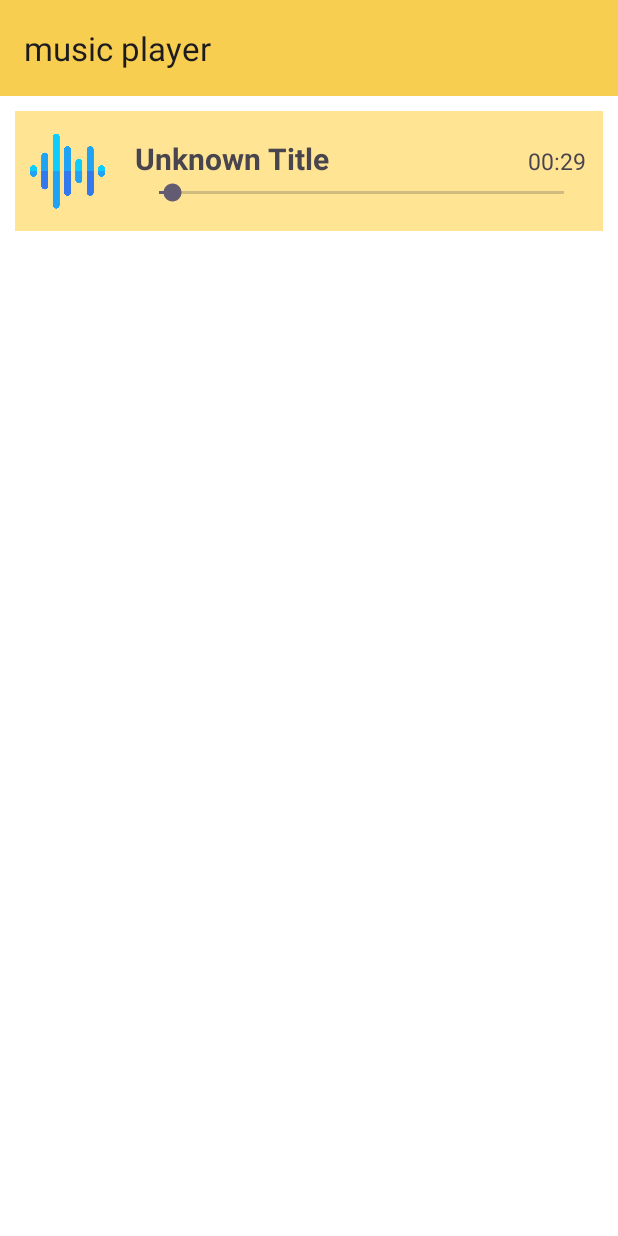
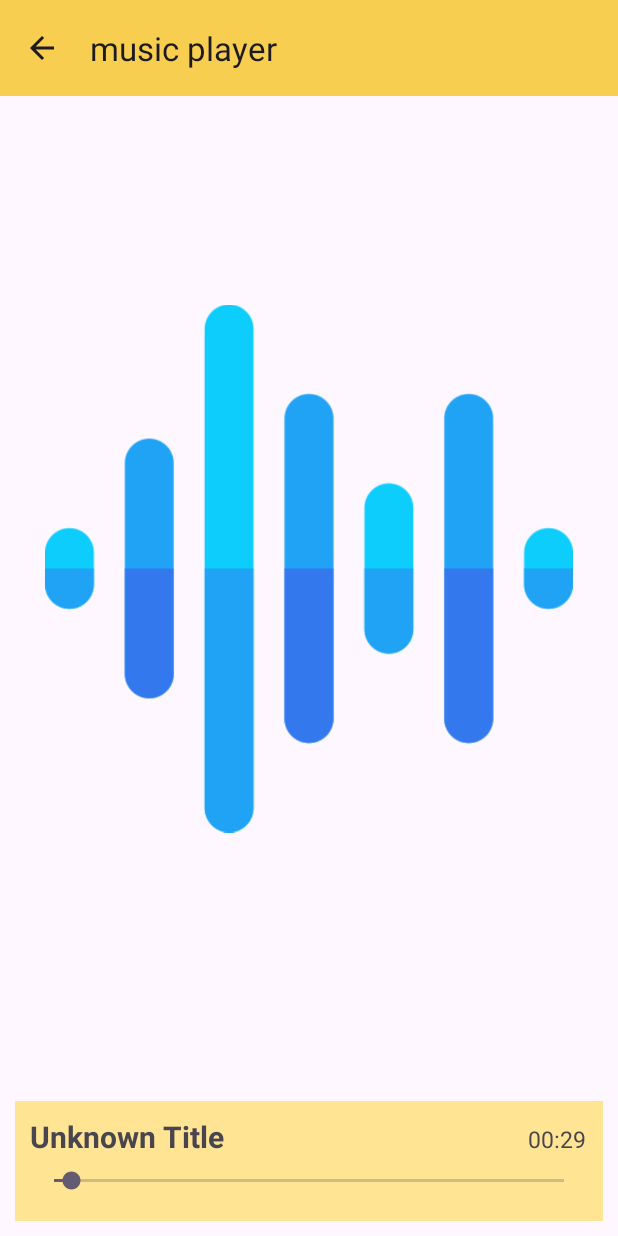
Before and after one commit to nahyeonKim0209/androidProgramming, an Android app: the screen it shows after launch (MainActivity before the commit, PlayerActivity after it), after a tap on "Unknown Title", on a phone screen of 412 x 824 dp. Run offline under Robolectric (Android 15) with nearby library versions, the phone set to English and light mode, and no system bars.

Commit message:
[2Week]: New page music player 뮤직 플레이어 업데이트. 페이지 전환 추가

```diff
--- a/app/src/main/java/com/example/musicplayer/MainActivity.kt
+++ b/app/src/main/java/com/example/musicplayer/MainActivity.kt
@@ -1,5 +1,6 @@
 package com.example.musicplayer
 
+import android.content.Intent
 import android.media.MediaMetadataRetriever
 import android.media.MediaPlayer
 import android.net.Uri
@@ -24,6 +25,7 @@ class MainActivity : AppCompatActivity() {
         super.onCreate(savedInstanceState)
         setContentView(R.layout.activity_main)
 
+        //액션바 설정
         val toolbar = findViewById<Toolbar>(R.id.toolbar)
         setSupportActionBar(toolbar)
 
@@ -34,11 +36,15 @@ class MainActivity : AppCompatActivity() {
         val uri = Uri.parse(uriString)
         retriever.setDataSource(this, uri)
 
+        //메타 데이터 설정
         val title = retriever.extractMetadata(MediaMetadataRetriever.METADATA_KEY_TITLE)
         val duration = retriever.extractMetadata(MediaMetadataRetriever.METADATA_KEY_DURATION)
+        val artist = retriever.extractMetadata(MediaMetadataRetriever.METADATA_KEY_ARTIST)
         val musicTitle1 = findViewById<TextView>(R.id.musicTitle1)
         val musicTimer1 = findViewById<TextView>(R.id.musicTimer1)
+        val musicArtist = findViewById<TextView>(R.id.musicArtist)
         musicTitle1.text = title ?: "Unknown Title"
+        musicArtist.text = artist ?: "Unknown Artist"
         val durationLong = duration?.toLongOrNull() ?: 0L
         val durationMinutes = durationLong / 1000 / 60
         val durationSeconds = durationLong / 1000 % 60
@@ -57,66 +63,12 @@ class MainActivity : AppCompatActivity() {
 
         val firstMusicLayout = findViewById<LinearLayout>(R.id.firstMusic)
         firstMusicLayout.setOnClickListener {
-            if (isPlaying) {
-                mediaPlayer.pause()
-                isPlaying = false
-            } else {
-                mediaPlayer.start()
-                isPlaying = true
-                updateSeekBar()
-            }
-
-            //가수 -> 플레이어 바
-            val musicArtist = findViewById<TextView>(R.id.musicArtist)
-            val seekbar = findViewById<SeekBar>(R.id.seekBar)
-
-            musicArtist.visibility = View.GONE
-            seekbar.visibility = View.VISIBLE
-
-            val imageView = findViewById<ImageView>(R.id.imageView)
-            var isIconChanged = false
+            val intent = Intent(this, PlayerActivity::class.java)
+            startActivity(intent)
+        }
+    }
 
 
-                if(isIconChanged){
-                    imageView.setImageResource(R.drawable.ready)
-
-                }else {
-                    imageView.setImageResource(R.drawable.play)
-                }
-
-
-            // 배경색 변경
-            val background = findViewById<LinearLayout>(R.id.firstMusic)
-            if (isPlaying) {
-                background.setBackgroundColor(resources.getColor(R.color.bgYellow)) // 배경색을 변경할 색상으로 설정하세요.
-            } else {
-                background.setBackgroundColor(resources.getColor(android.R.color.white)) // 배경색을 변경할 색상으로 설정하세요.
-            }
-        }
-
-
-        seekBar.setOnSeekBarChangeListener(object : SeekBar.OnSeekBarChangeListener {
-            override fun onProgressChanged(seekBar: SeekBar?, progress: Int, fromUser: Boolean) {
-                if (fromUser) {
-                    mediaPlayer.seekTo(progress)
-                }
-            }
-
-            override fun onStartTrackingTouch(seekBar: SeekBar?) {}
-
-            override fun onStopTrackingTouch(seekBar: SeekBar?) {}
-        })
-    }
-
-    private fun updateSeekBar() {
-        seekBar.progress = mediaPlayer.currentPosition
-        handler.postDelayed({ updateSeekBar() }, 1000)
-        val durationLeft = mediaPlayer.duration - mediaPlayer.currentPosition
-        val minutesLeft = durationLeft / 1000 / 60
-        val secondsLeft = durationLeft / 1000 % 60
-        val musicTimer1 = findViewById<TextView>(R.id.musicTimer1)
-        musicTimer1.text = String.format("%02d:%02d", minutesLeft, secondsLeft)
-    }
 
     override fun onDestroy() {
         super.onDestroy()
--- /dev/null
+++ b/app/src/main/java/com/example/musicplayer/PlayerActivity.kt
@@ -0,0 +1,106 @@
+package com.example.musicplayer
+
+import android.media.MediaMetadataRetriever
+import android.media.MediaPlayer
+import android.net.Uri
+import android.os.Bundle
+import android.os.Handler
+import android.widget.SeekBar
+import android.widget.TextView
+import android.widget.Toolbar
+import androidx.appcompat.app.AppCompatActivity
+
+class PlayerActivity : AppCompatActivity() {
+    private lateinit var mediaPlayer: MediaPlayer
+    private lateinit var seekBar: SeekBar
+    private lateinit var handler: Handler
+    private var isPlaying = false
+
+    override fun onCreate(savedInstanceState: Bundle?){
+        super.onCreate(savedInstanceState)
+        setContentView(R.layout.player_view)
+
+        val toolbar = findViewById<androidx.appcompat.widget.Toolbar>(R.id.toolbar)
+        setSupportActionBar(toolbar)
+        supportActionBar?.setDisplayHomeAsUpEnabled(true)
+
+        toolbar.setNavigationOnClickListener {
+            onBackPressed()
+        }
+
+        val resourceId = R.raw.test1
+
+        val retriever = MediaMetadataRetriever()
+        val uriString = "android.resource://${packageName}/${resourceId}"
+        val uri = Uri.parse(uriString)
+        retriever.setDataSource(this, uri)
+
+        //메타 데이터 설정
+        val title = retriever.extractMetadata(MediaMetadataRetriever.METADATA_KEY_TITLE)
+        val duration = retriever.extractMetadata(MediaMetadataRetriever.METADATA_KEY_DURATION)
+        val playTitle = findViewById<TextView>(R.id.playTitle)
+        val playDuration = findViewById<TextView>(R.id.playDuration)
+        playTitle.text = title ?: "Unknown Title"
+        val durationLong = duration?.toLongOrNull() ?: 0L
+        val durationMinutes = durationLong / 1000 / 60
+        val durationSeconds = durationLong / 1000 % 60
+        playDuration.text = String.format("%02d:%02d", durationMinutes, durationSeconds)
+
+        mediaPlayer = MediaPlayer.create(this, resourceId)
+        seekBar = findViewById(R.id.playSeekBar)
+        seekBar.max = mediaPlayer.duration
+
+        handler = Handler()
+
+        mediaPlayer.setOnCompletionListener {
+            mediaPlayer.release()
+            isPlaying = false
+        }
+
+        // 음악 재생 시작
+        mediaPlayer.start()
+        isPlaying = true
+        updateSeekBar()
+
+        seekBar.setOnSeekBarChangeListener(object : SeekBar.OnSeekBarChangeListener {
+            override fun onProgressChanged(seekBar: SeekBar?, progress: Int, fromUser: Boolean) {
+                if (fromUser) {
+                    mediaPlayer.seekTo(progress)
+                }
+            }
+
+            override fun onStartTrackingTouch(seekBar: SeekBar?) {}
+
+            override fun onStopTrackingTouch(seekBar: SeekBar?) {}
+        })
+    }
+
+    private fun updateSeekBar() {
+        seekBar.progress = mediaPlayer.currentPosition
+        handler.postDelayed({ updateSeekBar() }, 1000)
+        val durationLeft = mediaPlayer.duration - mediaPlayer.currentPosition
+        val minutesLeft = durationLeft / 1000 / 60
+        val secondsLeft = durationLeft / 1000 % 60
+        val musicTimer = findViewById<TextView>(R.id.playDuration)
+        musicTimer.text = String.format("%02d:%02d", minutesLeft, secondsLeft)
+    }
+
+    override fun onBackPressed() {
+        if (isPlaying) {
+            mediaPlayer.stop()
+            mediaPlayer.release()
+            isPlaying = false
+        }
+        handler.removeCallbacksAndMessages(null)
+        super.onBackPressed()
+    }
+    override fun onDestroy() {
+        super.onDestroy()
+        if (isPlaying) {
+            mediaPlayer.stop()
+            mediaPlayer.release()
+            isPlaying = false
+        }
+        handler.removeCallbacksAndMessages(null)
+    }
+}
--- a/app/src/main/res/layout/activity_main.xml
+++ b/app/src/main/res/layout/activity_main.xml
@@ -92,7 +92,6 @@
                             android:layout_height="wrap_content"
                             android:visibility="gone" />
                     </LinearLayout>
-                         <!-- Initially set to gone -->
 
 
                 </LinearLayout>
--- a/app/src/main/res/layout/player_view.xml
+++ b/app/src/main/res/layout/player_view.xml
@@ -1,74 +1,91 @@
 <?xml version="1.0" encoding="utf-8"?>
-<LinearLayout xmlns:android="http://schemas.android.com/apk/res/android"
-    android:id="@+id/firstMusic"
+<RelativeLayout xmlns:android="http://schemas.android.com/apk/res/android"
+    xmlns:app="http://schemas.android.com/apk/res-auto"
+    xmlns:tools="http://schemas.android.com/tools"
     android:layout_width="match_parent"
-    android:layout_height="80dp"
-    android:orientation="horizontal"
-    android:layout_margin="10dp"
-    android:padding="10dp"
-    android:gravity="center_vertical"
-    >
+    android:layout_height="match_parent"
 
-    <ImageView
-        android:id="@+id/imageView"
-        android:layout_width="120dp"
-        android:layout_height="60dp"
-        android:layout_weight="1"
-        android:src="@drawable/ready"
-        android:layout_marginRight="20dp"/>
+    tools:context=".MainActivity">
+
+    <androidx.appcompat.widget.Toolbar
+        android:id="@+id/toolbar"
+        android:layout_width="match_parent"
+        android:layout_height="?attr/actionBarSize"
+        android:background="#f7ce4f"
+        android:elevation="4dp"
+        android:theme="@style/ThemeOverlay.AppCompat.ActionBar" />
 
     <LinearLayout
         android:layout_width="match_parent"
         android:layout_height="match_parent"
-        android:layout_weight="1"
+        android:layout_below="@id/toolbar"
+        android:layout_marginTop="0dp"
         android:orientation="vertical">
 
         <LinearLayout
             android:layout_width="match_parent"
-            android:layout_height="70dp"
-            android:layout_weight="1"
+            android:layout_height="match_parent"
+            android:padding="30dp"
+            android:layout_marginBottom="30dp"
             android:orientation="horizontal"
-            android:gravity="bottom">
+            android:layout_weight="1">
+
+            <ImageView
+                android:id="@+id/playerImage"
+                android:layout_width="match_parent"
+                android:layout_height="match_parent"
+                android:src="@drawable/play" />
+        </LinearLayout>
+
+        <LinearLayout
+            android:layout_width="match_parent"
+            android:layout_height="wrap_content"
+            android:layout_gravity="bottom"
+            android:orientation="vertical">
+
+            <LinearLayout
+                android:layout_width="match_parent"
+                android:layout_height="80dp"
+                android:orientation="vertical"
+                android:layout_margin="10dp"
+                android:background="#ffe493"
+                android:padding="10dp">
+
+                <LinearLayout
+                    android:layout_width="match_parent"
+                    android:layout_height="wrap_content"
+                    android:gravity="bottom"
+                    android:orientation="horizontal">
 
                     <TextView
-                android:id="@+id/musicTitle1"
+                        android:id="@+id/playTitle"
                         android:layout_width="wrap_content"
                         android:layout_height="wrap_content"
                         android:layout_weight="1"
-                android:textStyle="bold"
+                        android:text="음악 제목"
                         android:textSize="20dp"
-                android:text="노래 제목"/>
+                        android:textStyle="bold" />
 
                     <TextView
-                android:id="@+id/musicTimer1"
+                        android:id="@+id/playDuration"
                         android:layout_width="40dp"
                         android:layout_height="wrap_content"
                         android:textSize="15dp"
                         android:text="03:20" />
                 </LinearLayout>
 
-        <LinearLayout
-            android:id="@+id/musicInfoLayout"
-            android:layout_width="match_parent"
-            android:layout_height="60dp"
-            android:layout_weight="1"
-            android:orientation="vertical">
-
-            <TextView
-                android:id="@+id/musicArtist"
+                <SeekBar
+                    android:id="@+id/playSeekBar"
                     android:layout_width="match_parent"
                     android:layout_height="wrap_content"
-                android:textSize="15dp"
-                android:text="Artist Name" />
-            <SeekBar
-                android:id="@+id/seekBar"
-                android:layout_width="match_parent"
-                android:layout_height="wrap_content"
-                android:visibility="gone" />
+                    android:layout_weight="1" />
+
+
             </LinearLayout>
-        <!-- Initially set to gone -->
 
 
         </LinearLayout>
 
     </LinearLayout>
+
+</RelativeLayout>
```
Also changed, not shown: app/src/main/AndroidManifest.xml (+9 -2 lines). Lines whose indentation alone changed are shown as unchanged.
